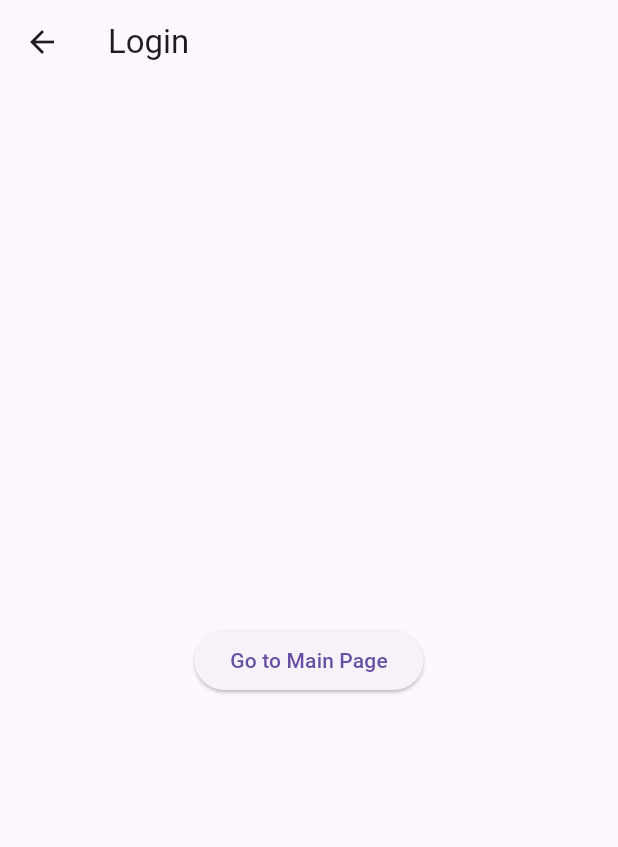
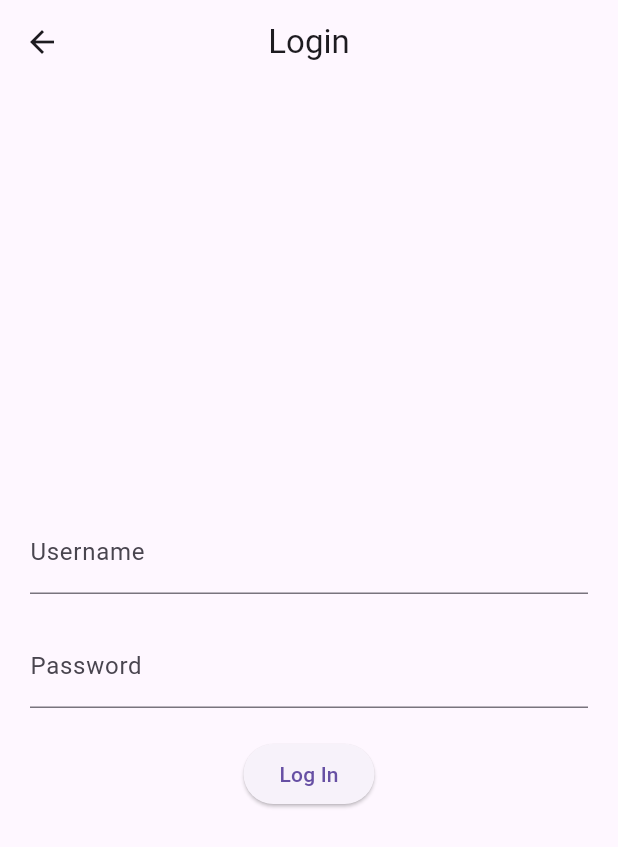
Before and after one commit to Manoutofpower/essay_scorer, a Flutter app: the screen it shows after launch, after a tap on "Log In", on a phone screen of 412 x 824 dp. Shown: the top 847 px of the screen. Run offline on Flutter 3.47's test engine with Material 3 defaults, Android fonts, the phone set to English and light mode, and no system bars; our stand-ins replace dio.

Commit message:
SSSCRRX-12 update login

```diff
--- a/lib/Pages/loginpage.dart
+++ b/lib/Pages/loginpage.dart
@@ -1,22 +1,56 @@
 import 'package:flutter/material.dart';
 import 'mainpage.dart';
 
-class LoginPage extends StatelessWidget {
+class LoginPage extends StatefulWidget {
+  @override
+  _LoginPageState createState() => _LoginPageState();
+}
+
+class _LoginPageState extends State<LoginPage> {
+  final TextEditingController _usernameController = TextEditingController();
+  final TextEditingController _passwordController = TextEditingController();
+
+  void _navigateToMain() {
+    Navigator.pushReplacement(
+      context,
+      MaterialPageRoute(builder: (context) => MainPage()),
+    );
+  }
+
   @override
   Widget build(BuildContext context) {
     return Scaffold(
       appBar: AppBar(
         title: Text('Login'),
+        centerTitle: true,
       ),
       body: Center(
-        child: ElevatedButton(
-          onPressed: () {
-            Navigator.pushReplacement(
-              context,
-              MaterialPageRoute(builder: (context) => MainPage()),
-            );
-          },
-          child: Text('Go to Main Page'),
+        child: Padding(
+          padding: EdgeInsets.all(20.0),
+          child: Column(
+            mainAxisSize: MainAxisSize.min,
+            children: <Widget>[
+              TextField(
+                controller: _usernameController,
+                decoration: InputDecoration(
+                  labelText: 'Username',
+                ),
+              ),
+              SizedBox(height: 20.0),
+              TextField(
+                controller: _passwordController,
+                obscureText: true,
+                decoration: InputDecoration(
+                  labelText: 'Password',
+                ),
+              ),
+              SizedBox(height: 20.0),
+              ElevatedButton(
+                onPressed: _navigateToMain,
+                child: Text('Log In'),
+              ),
+            ],
+          ),
         ),
       ),
     );
```
